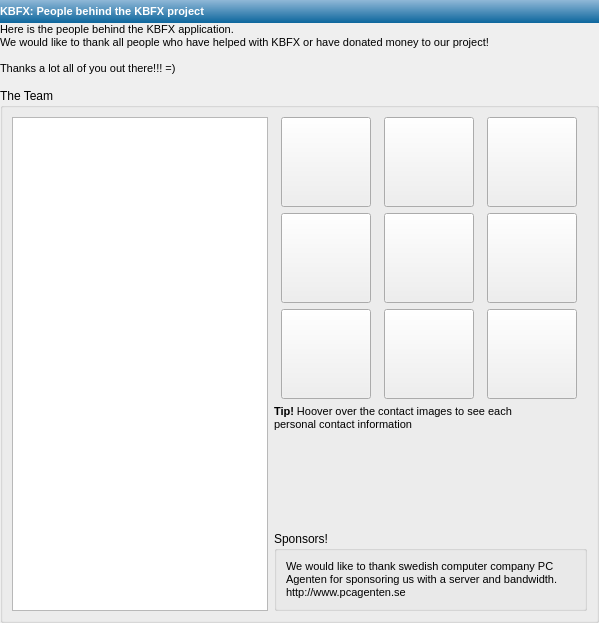
Old version of the form kbfx4/configdialog/kbfx_about.ui in the repository plexydesk/kbfxmenu.
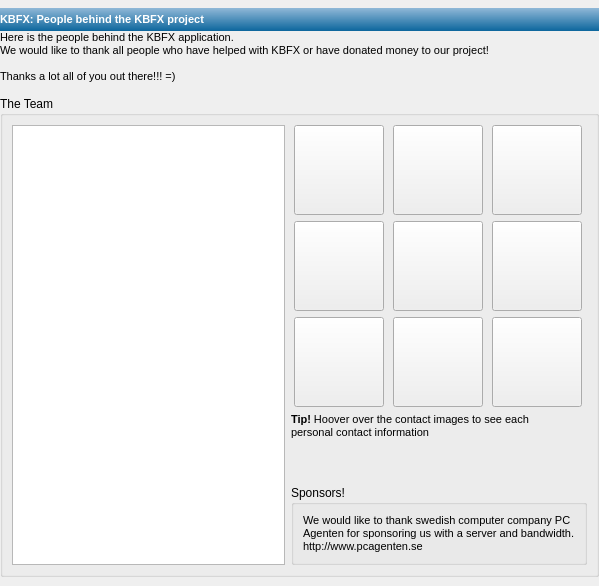
New version of the form. Icons and pictures are not drawn.

```diff
--- a/kbfx4/configdialog/kbfx_about.ui
+++ b/kbfx4/configdialog/kbfx_about.ui
@@ -6,7 +6,7 @@
     <x>0</x>
     <y>0</y>
     <width>599</width>
-    <height>623</height>
+    <height>586</height>
    </rect>
   </property>
   <property name="windowTitle" >
@@ -83,7 +83,7 @@
      <item>
       <widget class="QGroupBox" name="groupBox_2" >
        <property name="sizePolicy" >
-        <sizepolicy vsizetype="Minimum" hsizetype="Minimum" >
+        <sizepolicy vsizetype="Maximum" hsizetype="MinimumExpanding" >
          <horstretch>0</horstretch>
          <verstretch>0</verstretch>
         </sizepolicy>
@@ -95,7 +95,7 @@
         <item>
          <widget class="QTextEdit" name="textEdit" >
           <property name="sizePolicy" >
-           <sizepolicy vsizetype="Preferred" hsizetype="Preferred" >
+           <sizepolicy vsizetype="Expanding" hsizetype="MinimumExpanding" >
             <horstretch>0</horstretch>
             <verstretch>0</verstretch>
            </sizepolicy>
@@ -447,12 +447,24 @@
           </item>
           <item>
            <widget class="QGroupBox" name="groupBox" >
+            <property name="sizePolicy" >
+             <sizepolicy vsizetype="Maximum" hsizetype="MinimumExpanding" >
+              <horstretch>0</horstretch>
+              <verstretch>0</verstretch>
+             </sizepolicy>
+            </property>
             <property name="title" >
              <string>Sponsors!</string>
             </property>
             <layout class="QVBoxLayout" name="verticalLayout_3" >
              <item>
               <widget class="QLabel" name="label_3" >
+               <property name="sizePolicy" >
+                <sizepolicy vsizetype="Maximum" hsizetype="MinimumExpanding" >
+                 <horstretch>0</horstretch>
+                 <verstretch>0</verstretch>
+                </sizepolicy>
+               </property>
                <property name="text" >
                 <string>&lt;!DOCTYPE HTML PUBLIC "-//W3C//DTD HTML 4.0//EN" "http://www.w3.org/TR/REC-html40/strict.dtd">
 &lt;html>&lt;head>&lt;meta name="qrichtext" content="1" />&lt;style type="text/css">
```
